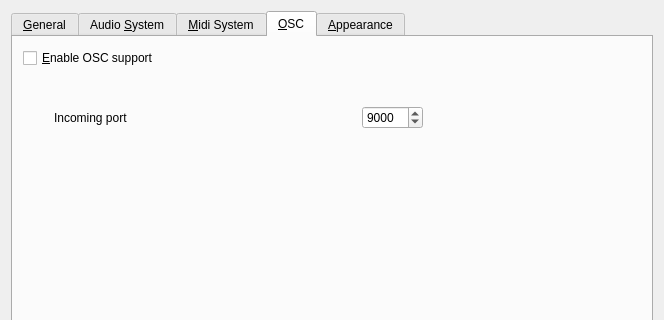
hydrogen-music/hydrogen, file src/gui/src/UI/PreferencesDialog_UI.ui: the form before one commit; both pictures show x 0 to 664 and y 0 to 320 of the 664 by 555 pixel window.
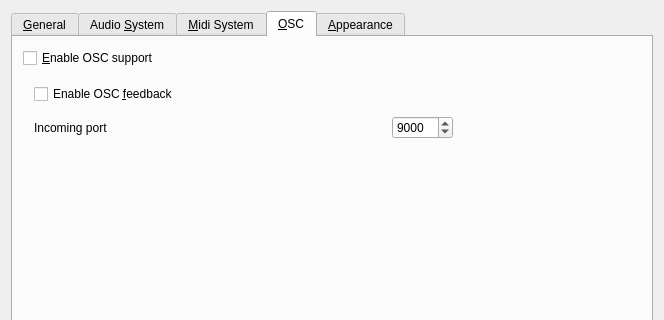
The form after the commit. The open tabs and pages were chosen to show the change. Custom widgets are drawn as their Qt base class.

Commit message: Add config option to disable OSC feedback messages

```diff
--- a/src/gui/src/UI/PreferencesDialog_UI.ui
+++ b/src/gui/src/UI/PreferencesDialog_UI.ui
@@ -723,35 +723,13 @@
       <attribute name="title">
        <string>&amp;OSC</string>
       </attribute>
-      <widget class="QCheckBox" name="enableOscCheckbox">
-       <property name="geometry">
-        <rect>
-         <x>10</x>
-         <y>10</y>
-         <width>584</width>
-         <height>22</height>
-        </rect>
-       </property>
-       <property name="minimumSize">
-        <size>
-         <width>0</width>
-         <height>22</height>
-        </size>
-       </property>
-       <property name="text">
-        <string>&amp;Enable OSC support</string>
-       </property>
-       <property name="shortcut">
-        <string>Alt+R</string>
-       </property>
-      </widget>
       <widget class="QWidget" name="oscWidget" native="true">
        <property name="geometry">
         <rect>
-         <x>30</x>
-         <y>40</y>
-         <width>391</width>
-         <height>201</height>
+         <x>10</x>
+         <y>30</y>
+         <width>441</width>
+         <height>121</height>
         </rect>
        </property>
        <widget class="QWidget" name="gridLayoutWidget">
@@ -759,12 +737,12 @@
          <rect>
           <x>0</x>
           <y>0</y>
-          <width>391</width>
-          <height>81</height>
+          <width>441</width>
+          <height>89</height>
          </rect>
         </property>
         <layout class="QGridLayout" name="gridLayout_3">
-         <item row="0" column="1">
+         <item row="2" column="2">
           <spacer name="horizontalSpacer_2">
            <property name="orientation">
             <enum>Qt::Horizontal</enum>
@@ -777,14 +755,14 @@
            </property>
           </spacer>
          </item>
-         <item row="0" column="0">
+         <item row="2" column="0">
           <widget class="QLabel" name="label_4">
            <property name="text">
             <string>Incoming port</string>
            </property>
           </widget>
          </item>
-         <item row="0" column="2">
+         <item row="2" column="3">
           <widget class="QSpinBox" name="incomingOscPortSpinBox">
            <property name="toolTip">
             <string>&lt;html&gt;&lt;head/&gt;&lt;body&gt;&lt;p&gt;Port which will be used to receive incoming OSC messages&lt;/p&gt;&lt;/body&gt;&lt;/html&gt;</string>
@@ -797,9 +775,51 @@
            </property>
           </widget>
          </item>
+         <item row="1" column="0">
+          <layout class="QVBoxLayout" name="verticalLayout_7">
+           <item>
+            <widget class="QCheckBox" name="enableOscFeedbackCheckbox">
+             <property name="minimumSize">
+              <size>
+               <width>0</width>
+               <height>22</height>
+              </size>
+             </property>
+             <property name="text">
+              <string>Enable OSC &amp;feedback</string>
+             </property>
+             <property name="shortcut">
+              <string>Alt+R</string>
+             </property>
+            </widget>
+           </item>
+          </layout>
+         </item>
         </layout>
        </widget>
       </widget>
+      <widget class="QCheckBox" name="enableOscCheckbox">
+       <property name="geometry">
+        <rect>
+         <x>10</x>
+         <y>10</y>
+         <width>166</width>
+         <height>22</height>
+        </rect>
+       </property>
+       <property name="minimumSize">
+        <size>
+         <width>0</width>
+         <height>22</height>
+        </size>
+       </property>
+       <property name="text">
+        <string>&amp;Enable OSC support</string>
+       </property>
+       <property name="shortcut">
+        <string>Alt+R</string>
+       </property>
+      </widget>
      </widget>
      <widget class="QWidget" name="tab_4">
       <attribute name="title">
```
Left out of the diff: 2 changed lines with no effect on the pictures. The commit also changes 3 other files.
